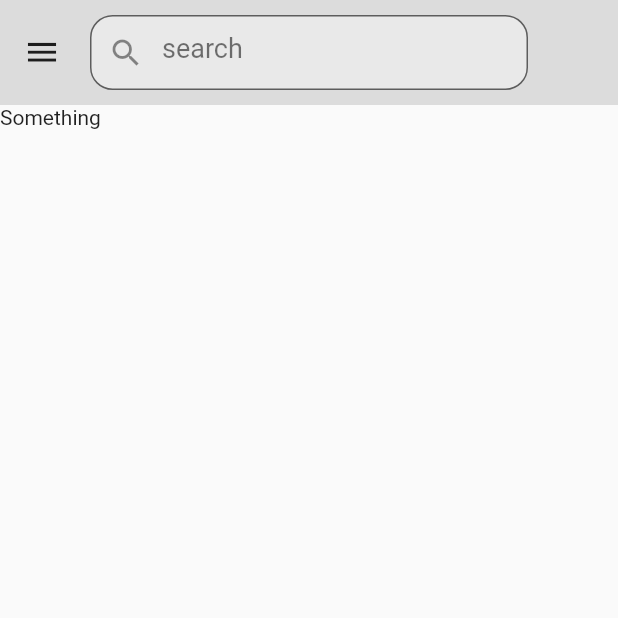
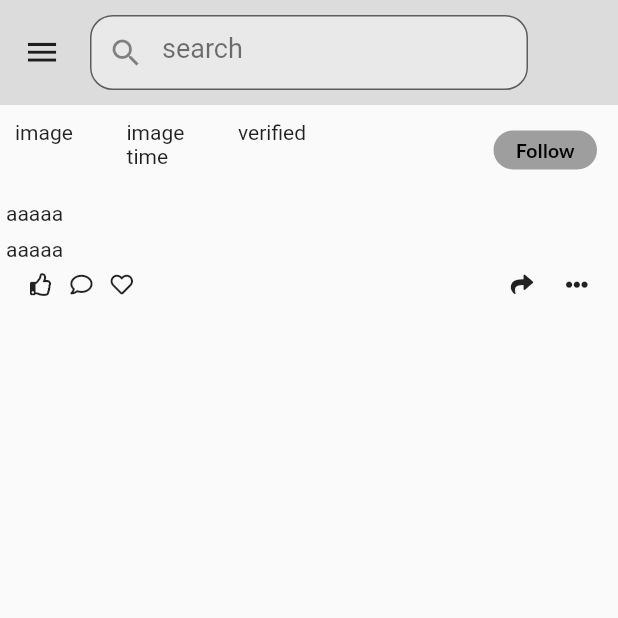
Before and after one commit to kwabenaG/cube, a Flutter app: the screen it shows after launch, on a phone screen of 412 x 824 dp, the top half of it. Run offline on Flutter 3.47's test engine with Material 2 defaults, Android fonts, the phone set to English and light mode, and no system bars; our stand-ins replace font_awesome_flutter, get, google_fonts.

Commit message:
news structure completed in the homepage

```diff
--- a/lib/view/home.dart
+++ b/lib/view/home.dart
@@ -1,7 +1,11 @@
 // handles the home screen
+// ignore_for_file: avoid_print
+
 import 'package:cube/view/widget/home_app_bar.dart';
 import 'package:flutter/material.dart';
+import 'package:font_awesome_flutter/font_awesome_flutter.dart';
 import 'package:get/get.dart';
+import 'package:google_fonts/google_fonts.dart';
 
 // local imports
 import 'widget/home_app_bar.dart';
@@ -13,13 +17,138 @@ class HomeScreen extends StatelessWidget {
   HomeScreen(Key? key) : super(key: key);
   final SomethingController controlle = Get.put(SomethingController());
 
+  void something() {
+    print('follow club');
+  }
   // HomeScreen({Key? key}) : super(key: key);
 
   @override
   Widget build(BuildContext context) {
     return Scaffold(
         appBar: CustomAppBar(),
-        body: Column(children: const [Text('Something')])
+        body: Column(
+          mainAxisAlignment: MainAxisAlignment.start,
+          crossAxisAlignment: CrossAxisAlignment.start,
+          children: [
+            // main container
+            // width: MediaQuery.of(context).size.width,
+            // height: MediaQuery.of(context).size.height * 0.3,
+            // color: Colors.green,
+            Padding(
+              padding: const EdgeInsets.symmetric(horizontal: 4, vertical: 4),
+              child: Row(
+                  mainAxisAlignment: MainAxisAlignment.spaceBetween,
+                  crossAxisAlignment: CrossAxisAlignment.start,
+                  children: [
+                    SizedBox(
+                        // left inside ~ within container
+                        width: MediaQuery.of(context).size.width / 2,
+                        // color: Colors.red,
+                        child: Padding(
+                          padding: const EdgeInsets.symmetric(
+                              horizontal: 6.0, vertical: 6.0),
+                          child: Row(
+                              mainAxisAlignment: MainAxisAlignment.spaceBetween,
+                              crossAxisAlignment: CrossAxisAlignment.start,
+                              children: [
+                                const Text('image'),
+                                Column(
+                                  mainAxisAlignment: MainAxisAlignment.start,
+                                  crossAxisAlignment: CrossAxisAlignment.start,
+                                  children: const [
+                                    Text('image'),
+                                    Text('time'),
+                                  ],
+                                ),
+                                const Text('verified')
+                              ]),
+                        )),
+
+                    //  start of follow tab
+                    Padding(
+                      padding: const EdgeInsets.all(2),
+                      child: TextButton(
+                          onPressed: () {},
+                          child: Container(
+                            padding: const EdgeInsets.symmetric(
+                                horizontal: 15.0, vertical: 5),
+                            decoration: const BoxDecoration(
+                                color: Colors.grey,
+                                borderRadius:
+                                    BorderRadius.all(Radius.circular(25))),
+                            child: Text(
+                              'Follow',
+                              style: GoogleFonts.lato(
+                                decorationStyle: TextDecorationStyle.solid,
+                                // backgroundColor: Colors.,
+                                fontSize: 13,
+                                fontWeight: FontWeight.w600,
+                                color: Colors.black,
+                              ),
+                            ),
+                          )),
+                    ),
+                  ]),
+            ),
+            //end of main  line
+
+            SizedBox(
+              // title container
+              child: Padding(
+                padding: const EdgeInsets.symmetric(horizontal: 4, vertical: 4),
+                child: Row(
+                  mainAxisAlignment: MainAxisAlignment.start,
+                  children: const [Text('aaaaa')],
+                ),
+              ),
+            ),
+            // end of title container
+
+            SizedBox(
+              // image container // add Stack to make it scrollable
+              child: Padding(
+                padding: const EdgeInsets.symmetric(horizontal: 4, vertical: 4),
+                child: Row(
+                  mainAxisAlignment: MainAxisAlignment.start,
+                  children: const [Text('aaaaa')],
+                ),
+              ),
+            ),
+            // end of image container
+
+            Padding(
+              //  extensions to service
+              padding: const EdgeInsets.symmetric(horizontal: 20, vertical: 4),
+              child: Row(
+                mainAxisAlignment: MainAxisAlignment.spaceBetween,
+                crossAxisAlignment: CrossAxisAlignment.start,
+                children: [
+                  SizedBox(
+                      width: MediaQuery.of(context).size.width / 6,
+                      child: Row(
+                        mainAxisAlignment: MainAxisAlignment.spaceBetween,
+                        children: const [
+                          FaIcon(FontAwesomeIcons.thumbsUp, size: 15),
+                          FaIcon(FontAwesomeIcons.comment, size: 15),
+                          FaIcon(FontAwesomeIcons.heart, size: 15),
+                        ],
+                      )),
+                  SizedBox(
+                    width: MediaQuery.of(context).size.width / 8,
+                    child: Row(
+                      mainAxisAlignment: MainAxisAlignment.spaceBetween,
+                      children: const [
+                        FaIcon(FontAwesomeIcons.share, size: 15),
+                        FaIcon(FontAwesomeIcons.ellipsisH, size: 15),
+                      ],
+                    ),
+                  )
+                ],
+              ),
+            ),
+            //end of service extensions
+          ],
+        )
 
         // Center(
         //   child: Row(
--- a/pubspec.yaml
+++ b/pubspec.yaml
@@ -36,6 +36,7 @@ dependencies:
   cupertino_icons: ^1.0.2
   get: ^4.3.8
   google_fonts: ^2.1.0
+  font_awesome_flutter: ^9.2.0
 
 dev_dependencies:
   flutter_test:
```
Also changed, not shown: pubspec.lock.
